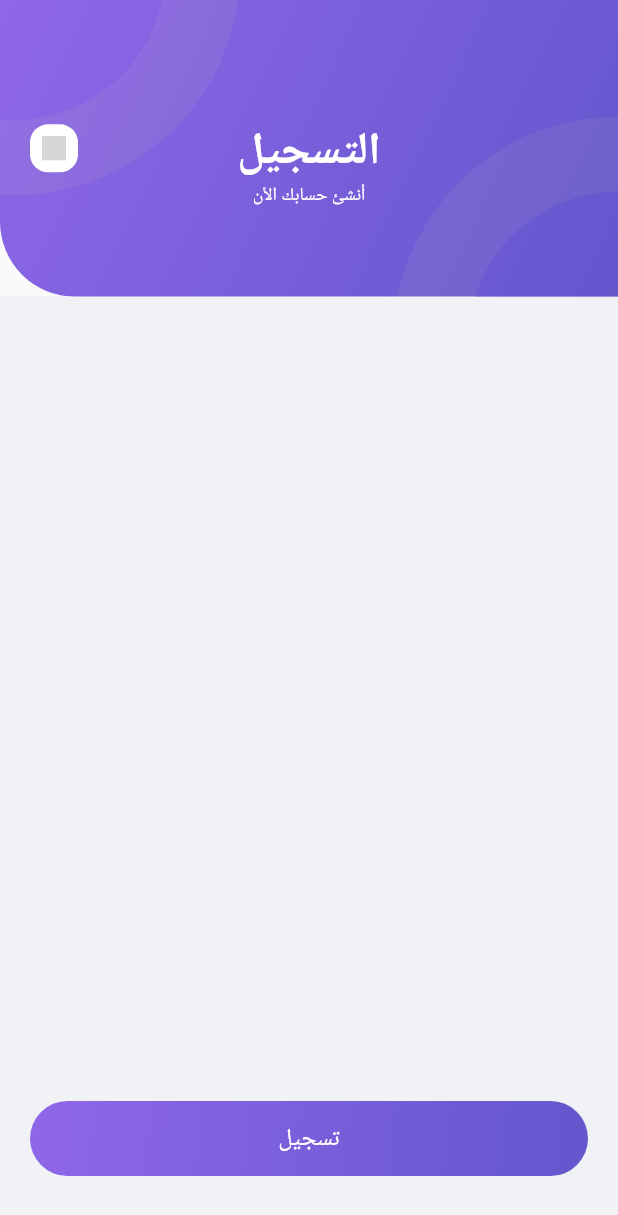
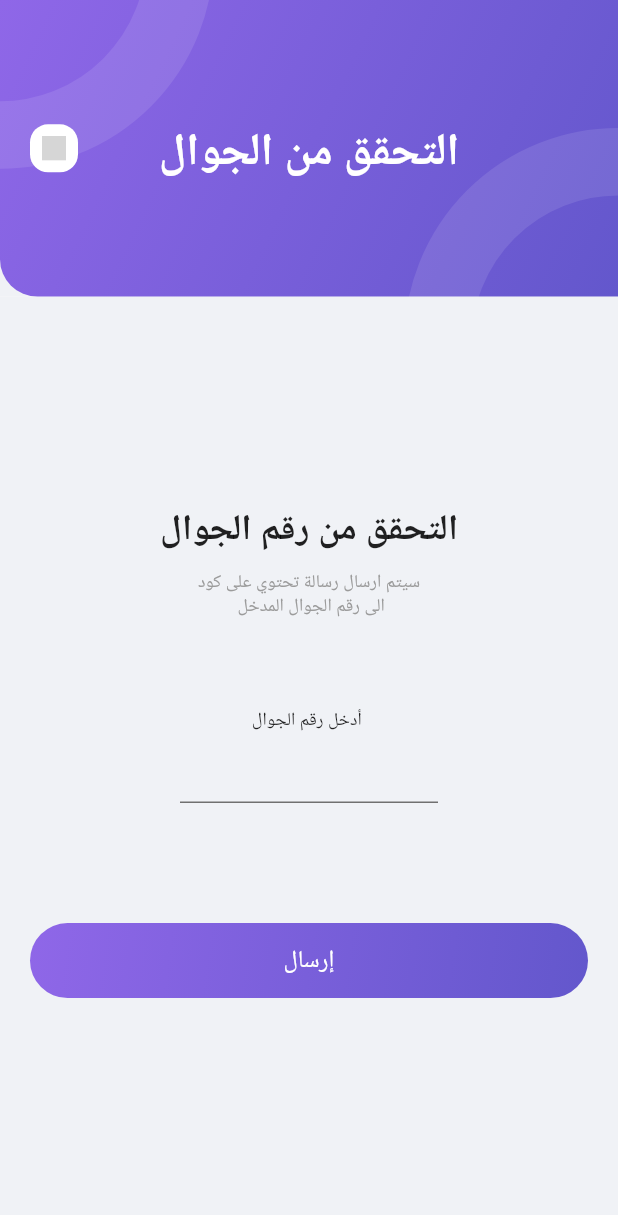
Before and after one commit to mmdissam/Jameia---Flutter, a Flutter app: the screen it shows after launch, after a tap on "سجل الأن", after a tap on "تسجيل", on a phone screen of 412 x 824 dp. Shown: the top 1215 px of the screen. Run offline on Flutter 3.47's test engine with Material 2 defaults, Android fonts, the phone set to English and light mode, and no system bars; our stand-ins replace flutter_svg, google_fonts; Roboto replaces fonts that are missing (Cairo); grey boxes are pictures that could not be loaded.

Commit message:
edit on shared AppBar - custom painter

```diff
--- a/lib/screens/login/login.dart
+++ b/lib/login/login.dart
@@ -1,7 +1,7 @@
 import 'package:flutter/cupertino.dart';
 import 'package:flutter/material.dart';
-import 'package:jameiaapps/constants.dart';
-import 'package:jameiaapps/screens/sign_in/sign_in.dart';
+import 'file:///C:/Users/NiMo-/AndroidStudioProjects/jameia_apps/lib/utilities/constants.dart';
+import 'file:///C:/Users/NiMo-/AndroidStudioProjects/jameia_apps/lib/sign_in/sign_in.dart';
 import 'package:jameiaapps/shared_ui/app_bar/shared_appBar.dart';
 import 'package:jameiaapps/shared_ui/button/gradient_button.dart';
 
@@ -98,11 +98,6 @@ class _LoginState extends State<Login> {
               OutlineInputBorder(borderSide: BorderSide(color: Colors.white)),
           focusedBorder: OutlineInputBorder(
               borderSide: BorderSide(color: Colors.blue.shade700)),
-//          labelText: 'البريد الالكتروني',
-//          labelStyle: TextStyle(
-//            color: Color(0XFF636363),
-//            fontSize: 12,
-//          ),
         ),
       ),
     );
@@ -151,7 +146,7 @@ class _LoginState extends State<Login> {
   Widget _signInButton(BuildContext context) {
     return Padding(
       padding: EdgeInsets.symmetric(vertical: kDefaultPadding/2),
-      child: gradientButton(context,'تسجيل الدخول'),
+      child: gradientButton(context,'تسجيل الدخول',(){}),
     );
   }
 
--- a/lib/main.dart
+++ b/lib/main.dart
@@ -2,10 +2,8 @@ import 'package:flutter/cupertino.dart';
 import 'package:flutter/material.dart';
 import 'package:flutter_localizations/flutter_localizations.dart';
 import 'package:google_fonts/google_fonts.dart';
-import 'package:jameiaapps/constants.dart';
 import 'package:jameiaapps/lang/app_locale.dart';
-import 'package:jameiaapps/screens/login/login.dart';
-import 'package:jameiaapps/screens/on_boarding/on_boarding.dart';
+import 'file:///C:/Users/NiMo-/AndroidStudioProjects/jameia_apps/lib/login/login.dart';
 
 void main() {
   runApp(MyApp());
--- a/lib/screens/on_boarding/on_boarding.dart
+++ b/lib/on_boarding/on_boarding.dart
@@ -1,7 +1,7 @@
 import 'package:flutter/cupertino.dart';
 import 'package:flutter/material.dart';
-import 'package:jameiaapps/constants.dart';
-import 'package:jameiaapps/screens/login/login.dart';
+import 'file:///C:/Users/NiMo-/AndroidStudioProjects/jameia_apps/lib/utilities/constants.dart';
+import 'file:///C:/Users/NiMo-/AndroidStudioProjects/jameia_apps/lib/login/login.dart';
 import 'package:jameiaapps/utilities/helpers.dart';
 
 class OnBoarding extends StatelessWidget {
--- a/lib/screens/splash_screen/components/circle_purple.dart
+++ /dev/null
@@ -1,21 +0,0 @@
-import 'package:flutter/material.dart';
-import 'package:jameiaapps/constants.dart';
-
-class CirclePurple extends CustomPainter {
-  final double radius;
-
-  CirclePurple(this.radius);
-
-  @override
-  void paint(Canvas canvas, Size size) {
-    Rect rect = Rect.fromLTWH(0, 0, size.width, size.height);
-    Gradient gradient = kGradient;
-    final paint = Paint();
-    paint.shader = gradient.createShader(rect);
-    var center = Offset(size.width / 2, size.height / 2);
-    canvas.drawCircle(center, radius, paint);
-  }
-
-  @override
-  bool shouldRepaint(CustomPainter oldDelegate) => false;
-}
--- a/lib/shared_ui/app_bar/components/arrow_back.dart
+++ b/lib/shared_ui/app_bar/components/arrow_back.dart
@@ -1,5 +1,5 @@
 import 'package:flutter/material.dart';
-import 'package:jameiaapps/constants.dart';
+import 'file:///C:/Users/NiMo-/AndroidStudioProjects/jameia_apps/lib/utilities/constants.dart';
 import 'package:flutter_svg/flutter_svg.dart';
 
 class ArrowBack extends StatelessWidget {
--- a/lib/shared_ui/app_bar/components/shared_circle_purple_bottom_right.dart
+++ /dev/null
@@ -1,18 +0,0 @@
-import 'package:flutter/material.dart';
-
-import '../../../constants.dart';
-
-class SharedCirclePurpleBottomRight extends CustomPainter {
-  @override
-  void paint(Canvas canvas, Size size) {
-    Rect rect = Rect.fromLTWH(0, 0, size.width, size.height);
-    Gradient gradient = kGradient;
-    final paint = Paint();
-    paint.shader = gradient.createShader(rect);
-    var center = Offset(size.width, size.height + 30);
-    canvas.drawCircle(center, 100, paint);
-  }
-
-  @override
-  bool shouldRepaint(CustomPainter oldDelegate) => false;
-}
--- a/lib/shared_ui/app_bar/components/shared_circle_transparent_bottom_right.dart
+++ /dev/null
@@ -1,12 +0,0 @@
-import 'package:flutter/material.dart';
-
-class SharedCircleTransparentBottomRight extends CustomPainter {
-  @override
-  void paint(Canvas canvas, Size size) {
-    final paint = Paint()..color = Color(0xFF7F9A3);
-    canvas.drawCircle(Offset(size.width, size.height + 30), 150, paint);
-  }
-
-  @override
-  bool shouldRepaint(CustomPainter oldDelegate) => false;
-}
--- a/lib/shared_ui/app_bar/components/shared_circle_transparent_top_left.dart
+++ /dev/null
@@ -1,12 +0,0 @@
-import 'package:flutter/material.dart';
-
-class SharedCircleTransparentTopLeft extends CustomPainter {
-  @override
-  void paint(Canvas canvas, Size size) {
-    final paint = Paint()..color = Color(0xFF7F9A3);
-    canvas.drawCircle(Offset(10, -20), 150, paint);
-  }
-
-  @override
-  bool shouldRepaint(CustomPainter oldDelegate) => false;
-}
--- a/lib/shared_ui/app_bar/shared_appBar.dart
+++ b/lib/shared_ui/app_bar/shared_appBar.dart
@@ -1,13 +1,8 @@
 import 'package:flutter/material.dart';
 import 'package:flutter/widgets.dart';
-import 'package:jameiaapps/constants.dart';
 import 'package:jameiaapps/shared_ui/app_bar/components/arrow_back.dart';
 import 'package:jameiaapps/shared_ui/app_bar/components/title_and_sub_title.dart';
-
-import 'components/shared_circle_purple_bottom_right.dart';
-import 'components/shared_circle_purple_top_left.dart';
-import 'components/shared_circle_transparent_bottom_right.dart';
-import 'components/shared_circle_transparent_top_left.dart';
+import 'package:jameiaapps/utilities/constants.dart';
 
 class SharedAppBar extends StatelessWidget {
   final String title;
@@ -18,27 +13,19 @@ class SharedAppBar extends StatelessWidget {
   Widget build(BuildContext context) {
     return Container(
       height: MediaQuery.of(context).size.height * 0.24,
-      decoration: BoxDecoration(
-        borderRadius: BorderRadius.only(bottomLeft: Radius.circular(50)),
-        gradient: kGradient,
-      ),
+      color: kBackgroundColor,
       child: Stack(
         children: <Widget>[
-          CustomPaint(
-            painter: SharedCircleTransparentBottomRight(),
-            child: Container(),
-          ),
-          CustomPaint(
-            painter: SharedCirclePurpleBottomRight(),
-            child: Container(),
-          ),
-          CustomPaint(
-            painter: SharedCircleTransparentTopLeft(),
-            child: Container(),
-          ),
-          CustomPaint(
-            painter: SharedCirclePurpleTopLeft(),
-            child: Container(),
+          Center(
+            child: Container(
+              width: double.infinity,
+              height: MediaQuery.of(context).size.height * 0.24,
+              decoration: BoxDecoration(
+                borderRadius: BorderRadius.only(bottomLeft: Radius.circular(25)),
+                gradient: kGradient,
+              ),
+              child: ClipRect(child: CustomPaint(painter: CirclePainter())),
+            ),
           ),
           ArrowBack(),
           TitleAndSubTitle(title: title,subtitle: subtitle,),
@@ -47,3 +34,18 @@ class SharedAppBar extends StatelessWidget {
     );
   }
 }
+class CirclePainter extends CustomPainter {
+  @override
+  void paint(Canvas canvas, Size size) {
+    var paint = Paint()
+      ..color = Colors.white10
+      ..style = PaintingStyle.stroke
+      ..strokeWidth = 45;
+
+    canvas.drawCircle(Offset(0, -30), 120, paint);
+    canvas.drawCircle(Offset(size.width, size.height + 30), 120, paint);
+  }
+
+  @override
+  bool shouldRepaint(CustomPainter oldDelegate) => false;
+}
--- a/lib/shared_ui/button/gradient_button.dart
+++ b/lib/shared_ui/button/gradient_button.dart
@@ -1,14 +1,14 @@
 import 'package:flutter/material.dart';
-import 'package:jameiaapps/constants.dart';
+import 'file:///C:/Users/NiMo-/AndroidStudioProjects/jameia_apps/lib/utilities/constants.dart';
 
-Widget gradientButton(BuildContext context, String nameButton){
+Widget gradientButton(BuildContext context, String nameButton,Function onPress){
   return Container(
     decoration: BoxDecoration(
       gradient: kGradient,
       borderRadius: BorderRadius.all(Radius.circular(25)),
     ),
     child: MaterialButton(
-      onPressed: () {},
+      onPressed: onPress,
       child: Text(
         nameButton,
         style: TextStyle(color: Colors.white,fontSize: 16),
--- /dev/null
+++ b/lib/sign_in/mobile_verification.dart
@@ -0,0 +1,107 @@
+import 'package:flutter/cupertino.dart';
+import 'package:flutter/material.dart';
+import 'package:jameiaapps/shared_ui/app_bar/shared_appBar.dart';
+import 'package:jameiaapps/shared_ui/button/gradient_button.dart';
+import 'package:jameiaapps/utilities/constants.dart';
+
+class MobileVerification extends StatefulWidget {
+  @override
+  _MobileVerificationState createState() => _MobileVerificationState();
+}
+
+class _MobileVerificationState extends State<MobileVerification> {
+  TextEditingController _controller;
+
+  @override
+  void initState() {
+    super.initState();
+    _controller = TextEditingController();
+  }
+
+  @override
+  void dispose() {
+    super.dispose();
+    _controller.dispose();
+  }
+
+  @override
+  Widget build(BuildContext context) {
+    return Scaffold(
+      body: Column(
+        children: <Widget>[
+          SharedAppBar(title: 'التحقق من الجوال', subtitle: ''),
+          Expanded(
+            child: Container(
+              width: double.infinity,
+              height: double.infinity,
+              color: kBackgroundColor,
+              child: Padding(
+                padding: const EdgeInsets.all(kDefaultPadding),
+                child: Align(
+                  alignment: Alignment.center,
+                  child: SingleChildScrollView(
+                    child: Column(
+                      crossAxisAlignment: CrossAxisAlignment.center,
+                      mainAxisAlignment: MainAxisAlignment.center,
+                      children: <Widget>[
+                        _columnTextVerificationMobile(context),
+                        Column(
+                          children: <Widget>[
+                            Text(
+                              'أدخل رقم الجوال ',
+                              style: TextStyle(fontSize: 12),
+                            ),
+                            Padding(
+                              padding: const EdgeInsets.symmetric(
+                                  horizontal: kDefaultPadding * 5),
+                              child: TextField(
+                                keyboardType: TextInputType.phone,
+                                textAlign: TextAlign.center,
+                                decoration: InputDecoration(
+                                  enabledBorder:
+                                  UnderlineInputBorder(borderSide: BorderSide(color: Color(0XFF707070))),
+                                ),
+                                controller: _controller,
+                                onSubmitted: (String value) {},
+                              ),
+                            ),
+                          ],
+                        ),
+                        Padding(
+                          padding: const EdgeInsets.symmetric(
+                              vertical: kDefaultPadding * 4),
+                          child: gradientButton(context, 'إرسال', () {}),
+                        ),
+                      ],
+                    ),
+                  ),
+                ),
+              ),
+            ),
+          ),
+        ],
+      ),
+    );
+  }
+
+  Widget _columnTextVerificationMobile(BuildContext context) {
+    return Padding(
+      padding: const EdgeInsets.symmetric(vertical: kDefaultPadding * 3),
+      child: Column(
+        children: <Widget>[
+          Text('التحقق من رقم الجوال',
+              style: TextStyle(fontSize: 24, fontWeight: FontWeight.bold)),
+          SizedBox(height: kDefaultPadding / 2),
+          Text(
+            'سيتم ارسال رسالة تحتوي على كود',
+            style: TextStyle(fontSize: 12, color: Color(0XFF9B9B9B)),
+          ),
+          Text(
+            ' الى رقم الجوال المدخل',
+            style: TextStyle(fontSize: 12, color: Color(0XFF9B9B9B)),
+          ),
+        ],
+      ),
+    );
+  }
+}
--- a/lib/screens/sign_in/sign_in.dart
+++ b/lib/sign_in/sign_in.dart
@@ -1,7 +1,9 @@
 import 'package:flutter/material.dart';
-import 'package:jameiaapps/constants.dart';
 import 'package:jameiaapps/shared_ui/app_bar/shared_appBar.dart';
 import 'package:jameiaapps/shared_ui/button/gradient_button.dart';
+
+import 'file:///C:/Users/NiMo-/AndroidStudioProjects/jameia_apps/lib/utilities/constants.dart';
+import 'package:jameiaapps/sign_in/mobile_verification.dart';
 
 class SignIn extends StatefulWidget {
   @override
@@ -25,19 +27,31 @@ class _SignInState extends State<SignIn> {
                 child: Column(
                   mainAxisAlignment: MainAxisAlignment.end,
                   children: <Widget>[
-                     Align(
-                       alignment: Alignment.bottomCenter,
-                       child: Padding(
+                    Align(
+                      alignment: Alignment.bottomCenter,
+                      child: Padding(
                         padding: EdgeInsets.only(bottom: kDefaultPadding),
-                        child: gradientButton(context, 'تسجيل'),
+                        child: gradientButton(
+                          context,
+                          'تسجيل',
+                            _onPress,
+                        ),
+                      ),
                     ),
-                     ),
                   ],
                 ),
-              ),),
+              ),
+            ),
           ),
         ],
       ),
     );
   }
+
+  void _onPress(){
+    Navigator.pushReplacement(
+        context,
+        MaterialPageRoute(
+            builder: (context) => MobileVerification()));
+  }
 }
--- a/lib/shared_ui/app_bar/components/shared_circle_purple_top_left.dart
+++ b/lib/splash_screen/components/circle_purple.dart
@@ -1,14 +1,19 @@
 import 'package:flutter/material.dart';
-import 'package:jameiaapps/constants.dart';
+import 'file:///C:/Users/NiMo-/AndroidStudioProjects/jameia_apps/lib/utilities/constants.dart';
 
-class SharedCirclePurpleTopLeft extends CustomPainter {
+class CirclePurple extends CustomPainter {
+  final double radius;
+
+  CirclePurple(this.radius);
+
   @override
   void paint(Canvas canvas, Size size) {
     Rect rect = Rect.fromLTWH(0, 0, size.width, size.height);
     Gradient gradient = kGradient;
     final paint = Paint();
     paint.shader = gradient.createShader(rect);
-    canvas.drawCircle(Offset(10, -20), 100, paint);
+    var center = Offset(size.width / 2, size.height / 2);
+    canvas.drawCircle(center, radius, paint);
   }
 
   @override
--- a/lib/screens/splash_screen/splash_screen.dart
+++ b/lib/splash_screen/splash_screen.dart
@@ -1,8 +1,8 @@
 import 'package:flutter/material.dart';
 import 'package:flutter/services.dart';
-import 'package:jameiaapps/constants.dart';
-import 'package:jameiaapps/screens/login/login.dart';
-import 'package:jameiaapps/screens/on_boarding/on_boarding.dart';
+import 'file:///C:/Users/NiMo-/AndroidStudioProjects/jameia_apps/lib/utilities/constants.dart';
+import 'file:///C:/Users/NiMo-/AndroidStudioProjects/jameia_apps/lib/login/login.dart';
+import 'file:///C:/Users/NiMo-/AndroidStudioProjects/jameia_apps/lib/on_boarding/on_boarding.dart';
 import 'components/circle_purple.dart';
 import 'components/circle_transparent.dart';
 
--- a/lib/constants.dart
+++ b/lib/utilities/constants.dart
@@ -13,12 +13,4 @@ const kGradient = LinearGradient(
     Color(0xFF8F67E8),
   ],
 );
-const kGradient1 = LinearGradient(
-  begin: Alignment.bottomRight,
-  end: Alignment.topLeft,
-  colors: [
-    Color(0xFF1357CC),
-    Color(0xFF8F67E8),
-  ],
-);
 const kDefaultPadding = 20.0;
```
Also changed, not shown: lib/splash_screen/components/circle_transparent.dart (renamed from lib/screens/splash_screen/components/circle_transparent.dart).
